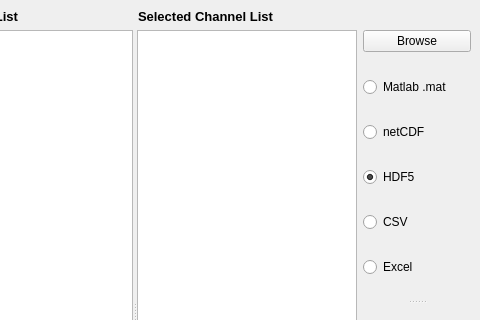
This is mdfreaderui.ui in ratal/mdfreader as Qt 5 draws it before an edit; both pictures show x 320 to 800 and y 0 to 320 of the 800 by 600 pixel window. The edited form follows.
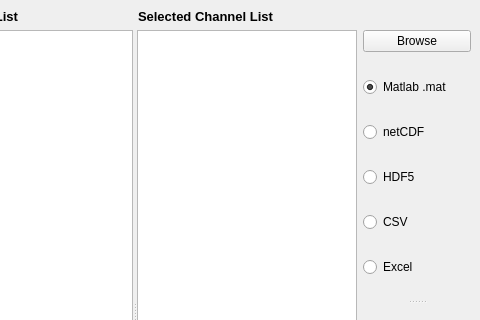
This is the edited form.

Commit message: Added error handling when file is corrupted -> easier in big list of files to find it.

```diff
--- a/mdfreaderui.ui
+++ b/mdfreaderui.ui
@@ -241,7 +241,7 @@
             <string>Matlab .mat</string>
            </property>
            <property name="checked">
-            <bool>false</bool>
+            <bool>true</bool>
            </property>
           </widget>
          </item>
@@ -258,7 +258,7 @@
             <string>HDF5</string>
            </property>
            <property name="checked">
-            <bool>true</bool>
+            <bool>false</bool>
            </property>
           </widget>
          </item>
```
The commit also changes 2 other files.
